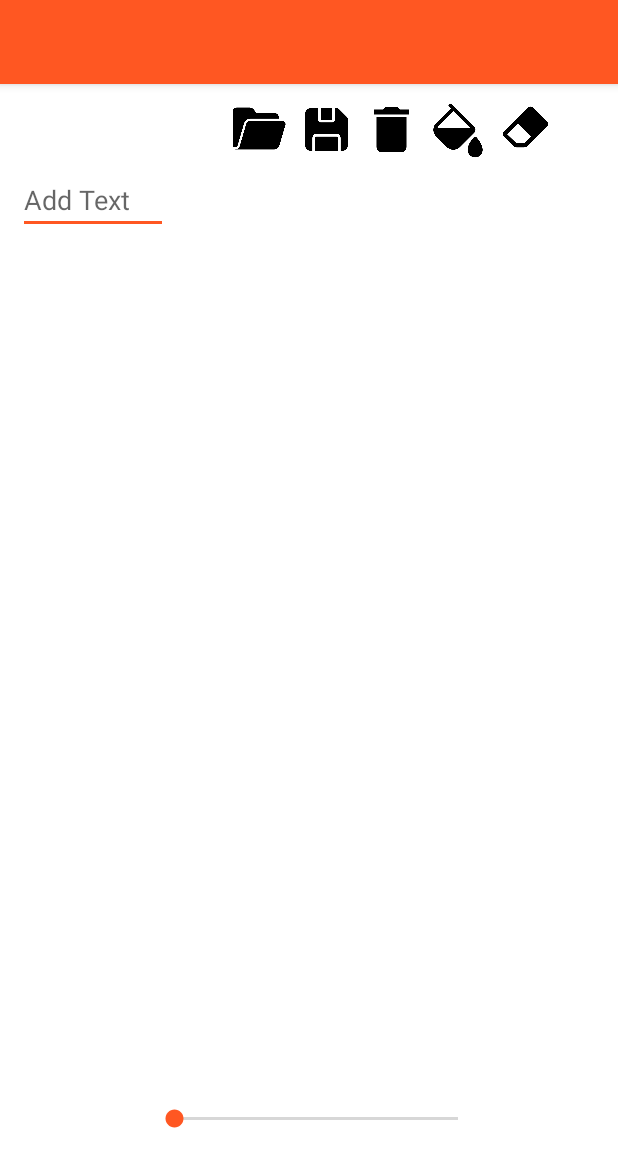
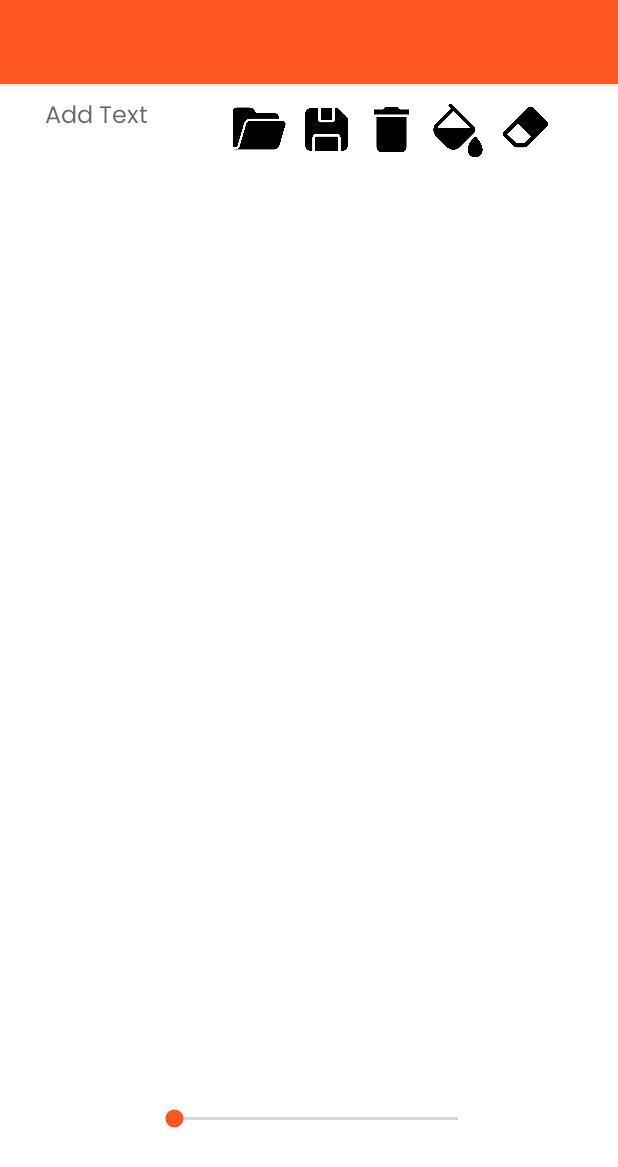
Before and after one commit to harshadkadam4/Draw_Android_App, an Android app: the screen it shows after launch (MainActivity), after a tap on an icon or button, on a phone screen of 412 x 824 dp. Shown: the top 1167 px of the screen. Run offline under Robolectric (Android 15) with nearby library versions, the light colour scheme and no system bars; libraries missing offline, so code that uses them is left out: yuku.ambilwarna.

Commit message:
TextBox Content Save

```diff
--- a/app/src/main/java/com/example/draw/DrawingView.java
+++ b/app/src/main/java/com/example/draw/DrawingView.java
@@ -1,19 +1,24 @@
 package com.example.draw;
 
+import android.content.ContentValues;
 import android.content.Context;
 import android.graphics.Canvas;
 import android.graphics.Color;
 import android.graphics.Paint;
 import android.graphics.Path;
 import android.graphics.drawable.Drawable;
+import android.os.Environment;
+import android.provider.MediaStore;
 import android.util.AttributeSet;
 import android.view.MotionEvent;
 import android.view.View;
 import java.io.File;
+import java.io.OutputStream;
 import java.util.ArrayList;
 import java.util.List;
 import yuku.ambilwarna.AmbilWarnaDialog;
 import android.graphics.Bitmap;
+import android.widget.EditText;
 import android.widget.FrameLayout;
 import android.widget.ImageView;
 import android.widget.Toast;
@@ -233,23 +238,54 @@ public class DrawingView extends View {
                 canvas.restoreToCount(saveId);
             }
 
+            EditText textBox = frameLayout.findViewById(R.id.textBox);
+            if(textBox != null)
+            {
+                int saveId = canvas.save();
+
+                canvas.translate(textBox.getX(), textBox.getY());
+                textBox.draw(canvas);
+                canvas.restoreToCount(saveId);
+            }
+
             // Draw the DrawingView content
             DrawingView drawingView = frameLayout.findViewById(R.id.drawingView);
-            if (drawingView != null) {
+            if (drawingView != null)
+            {
                 drawingView.draw(canvas);
             }
 
             // Save the combined bitmap to a file
+//            String fileName = "drawing.png";
+//            File filePath = new File(frameLayout.getContext().getExternalFilesDir(null), fileName);
+//
+//            FileOutputStream fileOutputStream = new FileOutputStream(filePath);
+//            bitmap.compress(Bitmap.CompressFormat.PNG, 100, fileOutputStream);
+//            fileOutputStream.flush();
+//            fileOutputStream.close();
+
+
             String fileName = "drawing.png";
-            File filePath = new File(frameLayout.getContext().getExternalFilesDir(null), fileName);
+            ContentValues values = new ContentValues();
+            values.put(MediaStore.MediaColumns.DISPLAY_NAME, fileName);
+            values.put(MediaStore.MediaColumns.MIME_TYPE, "image/png");
+            values.put(MediaStore.MediaColumns.RELATIVE_PATH, Environment.DIRECTORY_DOWNLOADS);
 
-            FileOutputStream fileOutputStream = new FileOutputStream(filePath);
-            bitmap.compress(Bitmap.CompressFormat.PNG, 100, fileOutputStream);
-            fileOutputStream.flush();
-            fileOutputStream.close();
+            if (android.os.Build.VERSION.SDK_INT >= android.os.Build.VERSION_CODES.Q) {
+                try (OutputStream os = frameLayout.getContext()
+                        .getContentResolver()
+                        .openOutputStream(frameLayout.getContext()
+                                .getContentResolver()
+                                .insert(MediaStore.Downloads.EXTERNAL_CONTENT_URI, values))) {
+                    bitmap.compress(Bitmap.CompressFormat.PNG, 100, os);
+                } catch (Exception e) {
+                    e.printStackTrace();
+                }
+            }
+
 
             // Notify the user
-            Toast.makeText(frameLayout.getContext(), "Saved at: " + filePath.getAbsolutePath(), Toast.LENGTH_LONG).show();
+            Toast.makeText(frameLayout.getContext(), "Saved in Downloads", Toast.LENGTH_LONG).show();
         } catch (Exception e) {
             e.printStackTrace();
             Toast.makeText(frameLayout.getContext(), "Error saving image", Toast.LENGTH_SHORT).show();
--- a/app/src/main/java/com/example/draw/MainActivity.java
+++ b/app/src/main/java/com/example/draw/MainActivity.java
@@ -234,7 +234,7 @@ public class MainActivity extends AppCompatActivity implements View.OnTouchListe
         }
 
         // Allow the EditText to handle its own touch events for text input
-        return lastAction != MotionEvent.ACTION_MOVE;
+        return lastAction == MotionEvent.ACTION_MOVE;
     }
 
 
--- a/app/src/main/res/layout/activity_main.xml
+++ b/app/src/main/res/layout/activity_main.xml
@@ -89,11 +89,15 @@
 
     <EditText
         android:id="@+id/textBox"
-        android:layout_width="100dp"
+        android:background="@android:color/transparent"
+        android:layout_width="140dp"
         android:layout_height="40dp"
-        android:layout_marginStart="12dp"
-        android:layout_marginTop="60dp"
+        android:hint="Add Text"
         android:textColor="#000000"
-        android:hint="Add Text"/>
+        android:textSize="16dp"
+        android:paddingTop="8dp"
+        android:paddingLeft="30dp"
+        android:paddingBottom="4dp"
+        android:fontFamily="@font/poppins_regular"/>
 
 </FrameLayout>
```
Also changed, not shown: app/src/main/res/font/poppins_regular.ttf (added).
